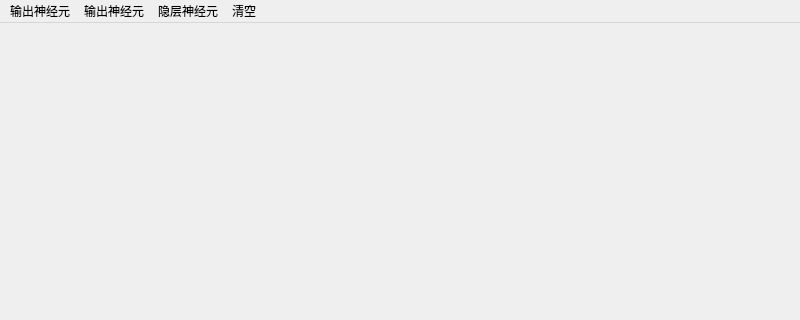
Before: the Qt Designer form mainwindow.ui in zzyhahaha/ann-qt, drawn with Qt 5; both pictures show x 0 to 800 and y 0 to 320 of the 800 by 600 pixel window.
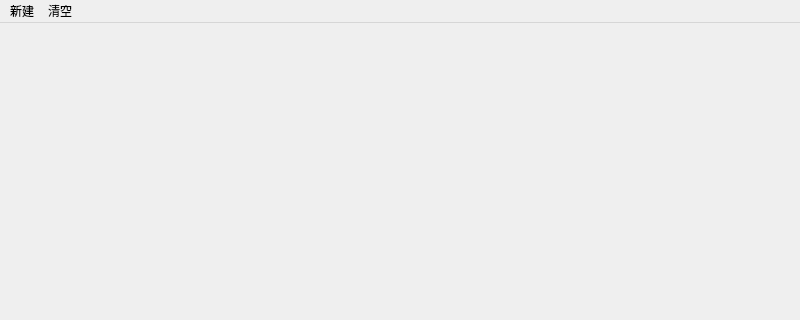
After: the same form once the commit is applied.

What changed in the file:
```diff
--- a/mainwindow.ui
+++ b/mainwindow.ui
@@ -23,30 +23,21 @@
      <height>21</height>
     </rect>
    </property>
-   <widget class="QMenu" name="menu">
+   <widget class="QMenu" name="Open">
     <property name="title">
-     <string>输出神经元</string>
+     <string>新建</string>
     </property>
-   </widget>
-   <widget class="QMenu" name="menu_2">
-    <property name="title">
-     <string>输出神经元</string>
+    <property name="toolTipsVisible">
+     <bool>false</bool>
     </property>
    </widget>
-   <widget class="QMenu" name="menu_3">
-    <property name="title">
-     <string>隐层神经元</string>
-    </property>
-   </widget>
-   <widget class="QMenu" name="menu_4">
+   <widget class="QMenu" name="Dele">
     <property name="title">
      <string>清空</string>
     </property>
    </widget>
-   <addaction name="menu"/>
-   <addaction name="menu_2"/>
-   <addaction name="menu_3"/>
-   <addaction name="menu_4"/>
+   <addaction name="Open"/>
+   <addaction name="Dele"/>
   </widget>
   <widget class="QStatusBar" name="statusbar"/>
  </widget>
```
Left out of the diff: 20 changed lines with no effect on the pictures.
